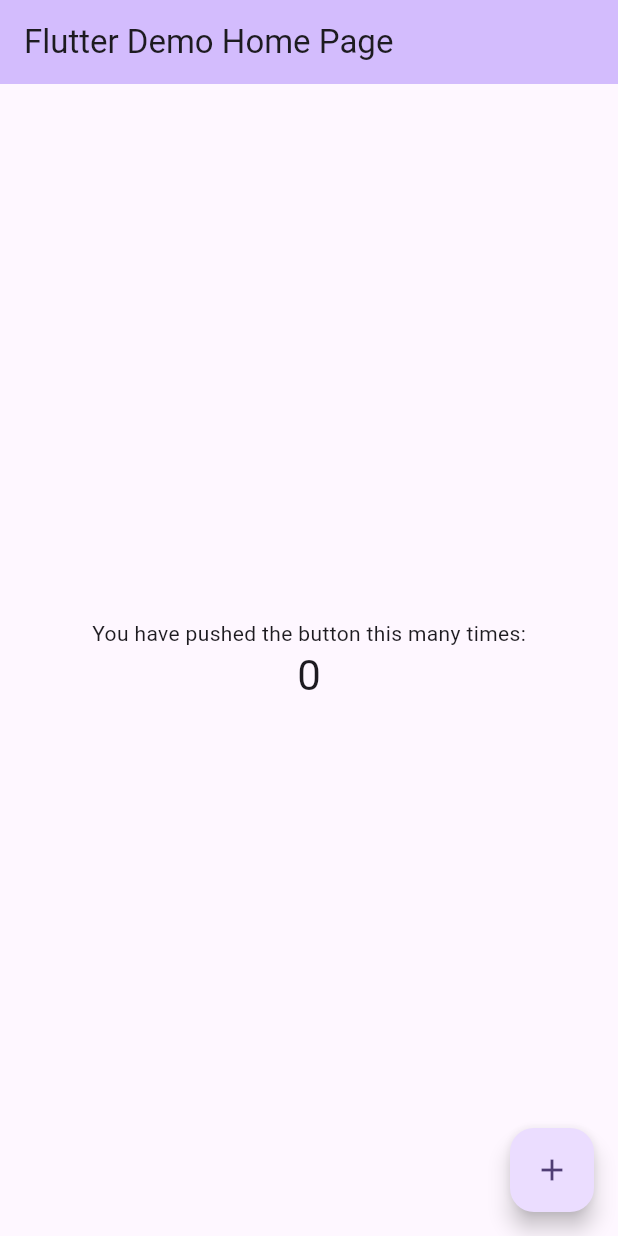
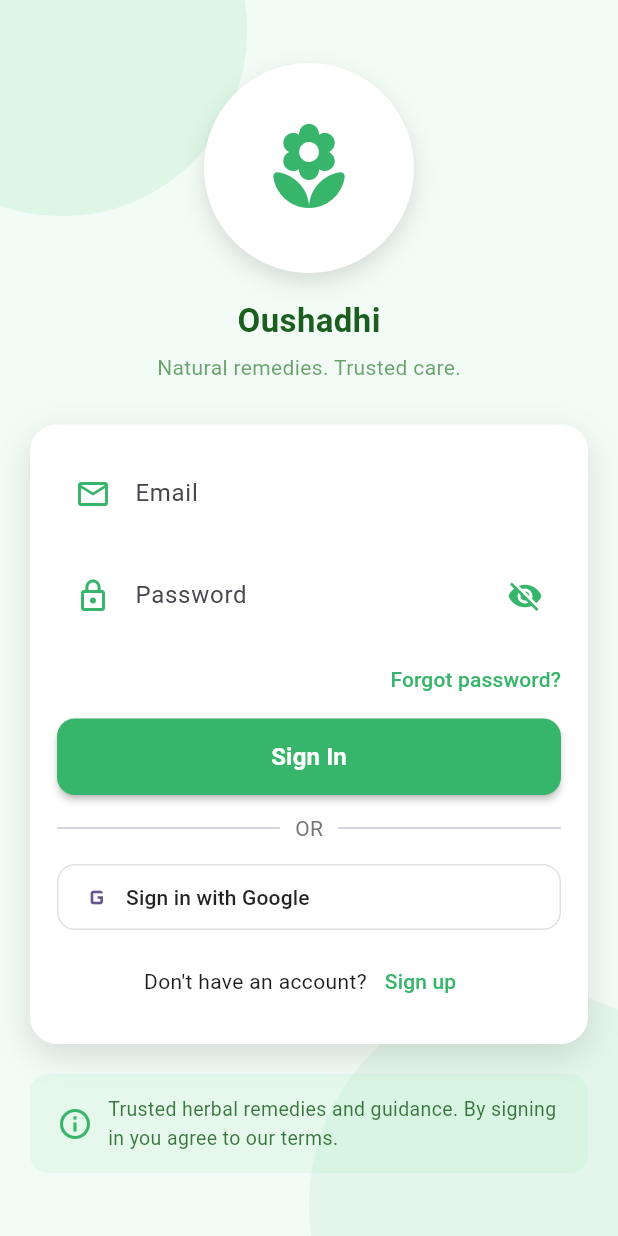
Before and after one commit to fringesunil/oushadhi, a Flutter app: the screen it shows after launch, on a phone screen of 412 x 824 dp. Run offline on Flutter 3.47's test engine with Material 3 defaults, Android fonts, the phone set to English and light mode, and no system bars.

Commit message:
Login Screen

```diff
--- /dev/null
+++ b/lib/Core/colors.dart
@@ -0,0 +1,10 @@
+import 'dart:ui';
+
+import 'package:flutter/material.dart';
+
+class AppColors{
+   static const Color primaryGreen = Color(0xFF37B56A);
+  static const Color lightAccent = Color(0xFF9BE7B4);
+  static const Color bgLightGreen = Color(0xFFF3FBF6);
+  static const Color white = Colors.white;
+}
--- a/lib/main.dart
+++ b/lib/main.dart
@@ -1,4 +1,5 @@
 import 'package:flutter/material.dart';
+import 'package:oushadhi/screens/login_screen.dart';
 
 void main() {
   runApp(const MyApp());
@@ -7,116 +8,13 @@ void main() {
 class MyApp extends StatelessWidget {
   const MyApp({super.key});
 
-  // This widget is the root of your application.
+
   @override
   Widget build(BuildContext context) {
     return MaterialApp(
       title: 'Flutter Demo',
-      theme: ThemeData(
-        // This is the theme of your application.
-        //
-        // TRY THIS: Try running your application with "flutter run". You'll see
-        // the application has a purple toolbar. Then, without quitting the app,
-        // try changing the seedColor in the colorScheme below to Colors.green
-        // and then invoke "hot reload" (save your changes or press the "hot
-        // reload" button in a Flutter-supported IDE, or press "r" if you used
-        // the command line to start the app).
-        //
-        // Notice that the counter didn't reset back to zero; the application
-        // state is not lost during the reload. To reset the state, use hot
-        // restart instead.
-        //
-        // This works for code too, not just values: Most code changes can be
-        // tested with just a hot reload.
-        colorScheme: .fromSeed(seedColor: Colors.deepPurple),
-      ),
-      home: const MyHomePage(title: 'Flutter Demo Home Page'),
+      theme: ThemeData(colorScheme: .fromSeed(seedColor: Colors.deepPurple)),
+      home: LoginPage(),
     );
   }
 }
-
-class MyHomePage extends StatefulWidget {
-  const MyHomePage({super.key, required this.title});
-
-  // This widget is the home page of your application. It is stateful, meaning
-  // that it has a State object (defined below) that contains fields that affect
-  // how it looks.
-
-  // This class is the configuration for the state. It holds the values (in this
-  // case the title) provided by the parent (in this case the App widget) and
-  // used by the build method of the State. Fields in a Widget subclass are
-  // always marked "final".
-
-  final String title;
-
-  @override
-  State<MyHomePage> createState() => _MyHomePageState();
-}
-
-class _MyHomePageState extends State<MyHomePage> {
-  int _counter = 0;
-
-  void _incrementCounter() {
-    setState(() {
-      // This call to setState tells the Flutter framework that something has
-      // changed in this State, which causes it to rerun the build method below
-      // so that the display can reflect the updated values. If we changed
-      // _counter without calling setState(), then the build method would not be
-      // called again, and so nothing would appear to happen.
-      _counter++;
-    });
-  }
-
-  @override
-  Widget build(BuildContext context) {
-    // This method is rerun every time setState is called, for instance as done
-    // by the _incrementCounter method above.
-    //
-    // The Flutter framework has been optimized to make rerunning build methods
-    // fast, so that you can just rebuild anything that needs updating rather
-    // than having to individually change instances of widgets.
-    return Scaffold(
-      appBar: AppBar(
-        // TRY THIS: Try changing the color here to a specific color (to
-        // Colors.amber, perhaps?) and trigger a hot reload to see the AppBar
-        // change color while the other colors stay the same.
-        backgroundColor: Theme.of(context).colorScheme.inversePrimary,
-        // Here we take the value from the MyHomePage object that was created by
-        // the App.build method, and use it to set our appbar title.
-        title: Text(widget.title),
-      ),
-      body: Center(
-        // Center is a layout widget. It takes a single child and positions it
-        // in the middle of the parent.
-        child: Column(
-          // Column is also a layout widget. It takes a list of children and
-          // arranges them vertically. By default, it sizes itself to fit its
-          // children horizontally, and tries to be as tall as its parent.
-          //
-          // Column has various properties to control how it sizes itself and
-          // how it positions its children. Here we use mainAxisAlignment to
-          // center the children vertically; the main axis here is the vertical
-          // axis because Columns are vertical (the cross axis would be
-          // horizontal).
-          //
-          // TRY THIS: Invoke "debug painting" (choose the "Toggle Debug Paint"
-          // action in the IDE, or press "p" in the console), to see the
-          // wireframe for each widget.
-          mainAxisAlignment: .center,
-          children: [
-            const Text('You have pushed the button this many times:'),
-            Text(
-              '$_counter',
-              style: Theme.of(context).textTheme.headlineMedium,
-            ),
-          ],
-        ),
-      ),
-      floatingActionButton: FloatingActionButton(
-        onPressed: _incrementCounter,
-        tooltip: 'Increment',
-        child: const Icon(Icons.add),
-      ),
-    );
-  }
-}
--- /dev/null
+++ b/lib/screens/login_screen.dart
@@ -0,0 +1,280 @@
+import 'package:flutter/material.dart';
+import 'package:oushadhi/Core/colors.dart';
+
+
+
+class LoginPage extends StatefulWidget {
+  const LoginPage({Key? key}) : super(key: key);
+
+  @override
+  _LoginPageState createState() => _LoginPageState();
+}
+
+class _LoginPageState extends State<LoginPage> {
+  final _formKey = GlobalKey<FormState>();
+  final TextEditingController _emailCtrl = TextEditingController();
+  final TextEditingController _passwordCtrl = TextEditingController();
+
+  bool _obscure = true;
+
+  @override
+  void dispose() {
+    _emailCtrl.dispose();
+    _passwordCtrl.dispose();
+    super.dispose();
+  }
+
+  @override
+  Widget build(BuildContext context) {
+    var size = MediaQuery.of(context).size;
+
+    return Scaffold(
+      backgroundColor: AppColors.bgLightGreen,
+      body: SafeArea(
+        child: Stack(
+          children: [
+            Positioned(
+              top: -size.width * 0.25,
+              left: -size.width * 0.2,
+              child: _buildCircle(size.width * 0.6, AppColors.lightAccent.withOpacity(0.25)),
+            ),
+            Positioned(
+              bottom: -size.width * 0.3,
+              right: -size.width * 0.2,
+              child: _buildCircle(size.width * 0.7, AppColors.primaryGreen.withOpacity(0.08)),
+            ),
+
+            SingleChildScrollView(
+              padding: const EdgeInsets.symmetric(horizontal: 20, vertical: 34),
+              child: Column(
+                crossAxisAlignment: CrossAxisAlignment.center,
+                children: [
+                  const SizedBox(height: 8),
+                  Center(
+                    child: Column(
+                      children: [
+                        Container(
+                          width: 140,
+                          height: 140,
+                          decoration: BoxDecoration(
+                            color: AppColors.white,
+                            shape: BoxShape.circle,
+                            boxShadow: const [
+                              BoxShadow(
+                                color: Colors.black12,
+                                blurRadius: 12,
+                                offset: Offset(0, 6),
+                              ),
+                            ],
+                          ),
+                          child: Center(
+                            child: Icon(
+                              Icons.local_florist_rounded,
+                              size: 64,
+                              color: AppColors.primaryGreen,
+                            ),
+                          ),
+                        ),
+                        const SizedBox(height: 16),
+                        Text(
+                          'Oushadhi',
+                          style: TextStyle(
+                            fontSize: 22,
+                            fontWeight: FontWeight.w700,
+                            color: Colors.green[900],
+                          ),
+                        ),
+                        const SizedBox(height: 6),
+                        Text(
+                          'Natural remedies. Trusted care.',
+                          style: TextStyle(color: Colors.green[800]?.withOpacity(0.7)),
+                        ),
+                      ],
+                    ),
+                  ),
+
+                  const SizedBox(height: 28),
+                  Container(
+                    width: double.infinity,
+                    padding: const EdgeInsets.all(18),
+                    decoration: BoxDecoration(
+                      color: AppColors.white,
+                      borderRadius: BorderRadius.circular(18),
+                      boxShadow: const [
+                        BoxShadow(
+                          color: Colors.black12,
+                          blurRadius: 18,
+                          offset: Offset(0, 8),
+                        ),
+                      ],
+                    ),
+                    child: Form(
+                      key: _formKey,
+                      child: Column(
+                        children: [
+                          // Email field (UI)
+                          TextFormField(
+                            controller: _emailCtrl,
+                            keyboardType: TextInputType.emailAddress,
+                            decoration: InputDecoration(
+                              hintText: 'Email',
+                              filled: true,
+                              fillColor: AppColors.white,
+                              contentPadding: const EdgeInsets.symmetric(vertical: 16, horizontal: 16),
+                              border: OutlineInputBorder(
+                                borderRadius: BorderRadius.circular(14),
+                                borderSide: BorderSide.none,
+                              ),
+                              prefixIcon: Icon(Icons.email_outlined, color: AppColors.primaryGreen),
+                            ),
+                          ),
+                          const SizedBox(height: 12),
+                          TextFormField(
+                            controller: _passwordCtrl,
+                            obscureText: _obscure,
+                            decoration: InputDecoration(
+                              hintText: 'Password',
+                              filled: true,
+                              fillColor: AppColors.white,
+                              contentPadding: const EdgeInsets.symmetric(vertical: 16, horizontal: 16),
+                              border: OutlineInputBorder(
+                                borderRadius: BorderRadius.circular(14),
+                                borderSide: BorderSide.none,
+                              ),
+                              prefixIcon: Icon(Icons.lock_outline, color: AppColors.primaryGreen),
+                              suffixIcon: IconButton(
+                                icon: Icon(
+                                  _obscure ? Icons.visibility_off : Icons.visibility,
+                                  color: AppColors.primaryGreen,
+                                ),
+                                onPressed: () => setState(() => _obscure = !_obscure),
+                              ),
+                            ),
+                          ),
+                          const SizedBox(height: 8),
+                          Align(
+                            alignment: Alignment.centerRight,
+                            child: TextButton(
+                              onPressed: () {},
+                              style: TextButton.styleFrom(
+                                foregroundColor: AppColors.primaryGreen,
+                                padding: EdgeInsets.zero,
+                                visualDensity: VisualDensity.compact,
+                              ),
+                              child: const Text('Forgot password?'),
+                            ),
+                          ),
+
+                          const SizedBox(height: 6),
+
+                          SizedBox(
+                            width: double.infinity,
+                            child: ElevatedButton(
+                              onPressed: () {},
+                              style: ElevatedButton.styleFrom(
+                                backgroundColor: AppColors.primaryGreen,
+                                foregroundColor: Colors.white,
+                                padding: const EdgeInsets.symmetric(vertical: 14),
+                                shape: RoundedRectangleBorder(borderRadius: BorderRadius.circular(12)),
+                                elevation: 2,
+                              ),
+                              child: const Text('Sign In', style: TextStyle(fontSize: 16, fontWeight: FontWeight.w600)),
+                            ),
+                          ),
+
+                          const SizedBox(height: 12),
+
+
+                          Row(
+                            children: [
+                              const Expanded(child: Divider(thickness: 1)),
+                              Padding(
+                                padding: const EdgeInsets.symmetric(horizontal: 10),
+                                child: Text('OR', style: TextStyle(color: Colors.grey[600])),
+                              ),
+                              const Expanded(child: Divider(thickness: 1)),
+                            ],
+                          ),
+
+                          const SizedBox(height: 12),
+
+
+                          SizedBox(
+                            width: double.infinity,
+                            child: OutlinedButton.icon(
+                              onPressed: () {},
+                              icon: const Icon(Icons.g_mobiledata, size: 22),
+                              label: const Padding(
+                                padding: EdgeInsets.symmetric(vertical: 12),
+                                child: Text('Sign in with Google', style: TextStyle(color: Colors.black87)),
+                              ),
+                              style: OutlinedButton.styleFrom(
+                                side: BorderSide(color: Colors.grey.shade300),
+                                shape: RoundedRectangleBorder(borderRadius: BorderRadius.circular(12)),
+                                backgroundColor: Colors.white,
+                                alignment: Alignment.centerLeft,
+                              ),
+                            ),
+                          ),
+
+                          const SizedBox(height: 8),
+
+
+                          Row(
+                            mainAxisAlignment: MainAxisAlignment.center,
+                            children: [
+                              const Text("Don't have an account?"),
+                              TextButton(
+                                onPressed: () {},
+                                style: TextButton.styleFrom(foregroundColor: AppColors.primaryGreen),
+                                child: const Text('Sign up'),
+                              ),
+                            ],
+                          ),
+                        ],
+                      ),
+                    ),
+                  ),
+
+                  const SizedBox(height: 20),
+
+
+                  Container(
+                    padding: const EdgeInsets.symmetric(vertical: 14, horizontal: 18),
+                    width: double.infinity,
+                    decoration: BoxDecoration(
+                      color: AppColors.lightAccent.withOpacity(0.16),
+                      borderRadius: BorderRadius.circular(12),
+                    ),
+                    child: Row(
+                      children: [
+                        Icon(Icons.info_outline, color: AppColors.primaryGreen),
+                        const SizedBox(width: 10),
+                        Expanded(
+                          child: Text(
+                            'Trusted herbal remedies and guidance. By signing in you agree to our terms.',
+                            style: TextStyle(color: Colors.green[900]?.withOpacity(0.85), fontSize: 13),
+                          ),
+                        ),
+                      ],
+                    ),
+                  ),
+
+                  const SizedBox(height: 32),
+                ],
+              ),
+            ),
+          ],
+        ),
+      ),
+    );
+  }
+
+  Widget _buildCircle(double size, Color color) {
+    return Container(
+      width: size,
+      height: size,
+      decoration: BoxDecoration(color: color, shape: BoxShape.circle),
+    );
+  }
+}
```
